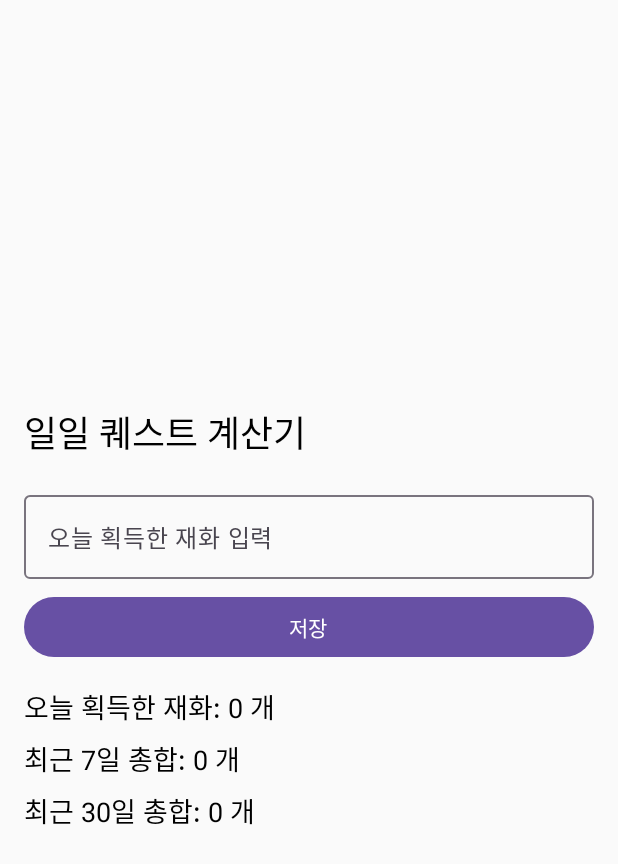
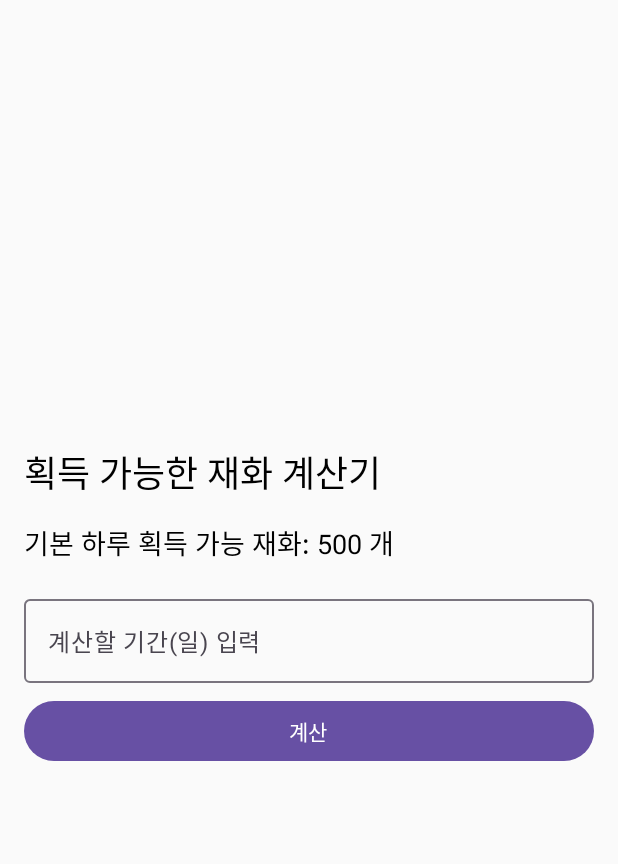
Before and after one commit to jungjae0821/ProjectArchive, an Android app built with Jetpack Compose: the screen it shows after launch (CalculatorActivity), after a tap on "계산기", on a phone screen of 412 x 824 dp. Shown: the top 864 px of the screen. Run offline under Robolectric (Android 15) with nearby library versions, the phone set to English and light mode, and no system bars.

Commit message:
기초공사중

```diff
--- a/app/src/main/java/com/example/projectarchive/CalculatorActivity.kt
+++ b/app/src/main/java/com/example/projectarchive/CalculatorActivity.kt
@@ -28,49 +28,46 @@ fun CalculatorScreen() {
     val context = LocalContext.current
     val dbHelper = remember { CurrencyDatabaseHelper(context) }
 
-    var currencyInput by remember { mutableStateOf("") } // 사용자가 입력한 재화 값
-    var todayCurrency by remember { mutableStateOf(dbHelper.getTodayCurrency()) } // 오늘 획득한 재화
-    var weeklyTotal by remember { mutableStateOf(dbHelper.getTotalCurrency(7)) } // 최근 7일 총합
-    var monthlyTotal by remember { mutableStateOf(dbHelper.getTotalCurrency(30)) } // 최근 30일 총합
+    val dailyCurrency = dbHelper.getDailyCurrency() // ✅ 하루 획득 가능 재화 가져오기
+    var daysInput by remember { mutableStateOf("") } // 사용자가 입력한 일 수
+    var totalCurrency by remember { mutableStateOf(0) } // 계산된 총 재화량
 
     Column(
         modifier = Modifier.fillMaxSize().padding(16.dp),
         verticalArrangement = Arrangement.Center
     ) {
-        Text(text = "일일 퀘스트 계산기", fontSize = 24.sp, modifier = Modifier.padding(bottom = 16.dp))
+        Text(text = "획득 가능한 재화 계산기", fontSize = 24.sp, modifier = Modifier.padding(bottom = 16.dp))
 
-        // ✅ 재화 입력 필드 ✅
+        Text(text = "기본 하루 획득 가능 재화: $dailyCurrency 개", fontSize = 18.sp, modifier = Modifier.padding(bottom = 16.dp))
+
+        // ✅ 기간 입력 필드 ✅
         OutlinedTextField(
-            value = currencyInput,
-            onValueChange = { currencyInput = it },
-            label = { Text("오늘 획득한 재화 입력") },
+            value = daysInput,
+            onValueChange = { daysInput = it },
+            label = { Text("계산할 기간(일) 입력") },
             keyboardOptions = KeyboardOptions.Default.copy(keyboardType = KeyboardType.Number),
             modifier = Modifier.fillMaxWidth().padding(bottom = 8.dp)
         )
 
-        // ✅ 저장 버튼 ✅
+        // ✅ 계산 버튼 ✅
         Button(
             onClick = {
-                val amount = currencyInput.toIntOrNull()
-                if (amount != null && amount >= 0) {
-                    dbHelper.insertOrUpdateCurrency(amount)
-                    todayCurrency = dbHelper.getTodayCurrency()
-                    weeklyTotal = dbHelper.getTotalCurrency(7)
-                    monthlyTotal = dbHelper.getTotalCurrency(30)
-                    currencyInput = ""
-                    Toast.makeText(context, "저장되었습니다!", Toast.LENGTH_SHORT).show()
+                val days = daysInput.toIntOrNull()
+                if (days != null && days > 0) {
+                    totalCurrency = dailyCurrency * days
+                    Toast.makeText(context, "계산 완료!", Toast.LENGTH_SHORT).show()
                 } else {
-                    Toast.makeText(context, "올바른 값을 입력하세요.", Toast.LENGTH_SHORT).show()
+                    Toast.makeText(context, "올바른 기간을 입력하세요.", Toast.LENGTH_SHORT).show()
                 }
             },
             modifier = Modifier.fillMaxWidth().padding(bottom = 16.dp)
         ) {
-            Text("저장")
+            Text("계산")
         }
 
-        // ✅ 데이터 표시 ✅
-        Text(text = "오늘 획득한 재화: $todayCurrency 개", fontSize = 18.sp, modifier = Modifier.padding(bottom = 8.dp))
-        Text(text = "최근 7일 총합: $weeklyTotal 개", fontSize = 18.sp, modifier = Modifier.padding(bottom = 8.dp))
-        Text(text = "최근 30일 총합: $monthlyTotal 개", fontSize = 18.sp)
+        // ✅ 결과 표시 ✅
+        if (totalCurrency > 0) {
+            Text(text = "총 획득 가능한 재화: $totalCurrency 개", fontSize = 20.sp)
+        }
     }
 }
--- a/app/src/main/java/com/example/projectarchive/SQLiteHelper.kt
+++ b/app/src/main/java/com/example/projectarchive/SQLiteHelper.kt
@@ -1,32 +1,34 @@
 package com.example.projectarchive
 
-import android.content.ContentValues
 import android.content.Context
 import android.database.sqlite.SQLiteDatabase
 import android.database.sqlite.SQLiteOpenHelper
-import java.text.SimpleDateFormat
-import java.util.*
+import android.content.ContentValues
 
-class CurrencyDatabaseHelper(context: Context) : SQLiteOpenHelper(context, DATABASE_NAME, null, DATABASE_VERSION) {
+class CurrencyDatabaseHelper(context: Context) :
+    SQLiteOpenHelper(context, DATABASE_NAME, null, DATABASE_VERSION) {
 
     companion object {
-        private const val DATABASE_NAME = "currency_db"
+        private const val DATABASE_NAME = "currency.db"
         private const val DATABASE_VERSION = 1
-        private const val TABLE_NAME = "currency_data"
+        private const val TABLE_NAME = "currency"
         private const val COLUMN_ID = "id"
-        private const val COLUMN_DATE = "date"
-        private const val COLUMN_AMOUNT = "currency"
+        private const val COLUMN_AMOUNT = "amount"
     }
 
     override fun onCreate(db: SQLiteDatabase) {
         val createTableQuery = """
             CREATE TABLE $TABLE_NAME (
                 $COLUMN_ID INTEGER PRIMARY KEY AUTOINCREMENT,
-                $COLUMN_DATE TEXT NOT NULL,
                 $COLUMN_AMOUNT INTEGER NOT NULL
-            );
+            )
         """.trimIndent()
         db.execSQL(createTableQuery)
+
+        // ✅ 기본 하루 획득 가능 재화 저장 ✅
+        val defaultAmount = 500 // 예시 값 (필요에 따라 조정)
+        val values = ContentValues().apply { put(COLUMN_AMOUNT, defaultAmount) }
+        db.insert(TABLE_NAME, null, values)
     }
 
     override fun onUpgrade(db: SQLiteDatabase, oldVersion: Int, newVersion: Int) {
@@ -34,66 +36,15 @@ class CurrencyDatabaseHelper(context: Context) : SQLiteOpenHelper(context, DATAB
         onCreate(db)
     }
 
-    // ✅ 1. 하루 재화 저장 (같은 날짜면 덮어쓰기)
-    fun insertOrUpdateCurrency(amount: Int) {
-        val db = writableDatabase
-        val date = getCurrentDate()
-
-        // 중복된 날짜가 있는지 확인
-        val cursor = db.rawQuery("SELECT * FROM $TABLE_NAME WHERE $COLUMN_DATE = ?", arrayOf(date))
-        val exists = cursor.count > 0
-        cursor.close()
-
-        val values = ContentValues().apply {
-            put(COLUMN_DATE, date)
-            put(COLUMN_AMOUNT, amount)
-        }
-
-        if (exists) {
-            db.update(TABLE_NAME, values, "$COLUMN_DATE = ?", arrayOf(date))
-        } else {
-            db.insert(TABLE_NAME, null, values)
-        }
-
-        db.close()
-    }
-
-    // ✅ 2. 특정 기간 동안의 총합 계산
-    fun getTotalCurrency(days: Int): Int {
+    // ✅ 하루 기본 재화 가져오기 ✅
+    fun getDailyCurrency(): Int {
         val db = readableDatabase
-        val calendar = Calendar.getInstance()
-        calendar.add(Calendar.DAY_OF_YEAR, -days)
-        val startDate = SimpleDateFormat("yyyy-MM-dd", Locale.getDefault()).format(calendar.time)
-
-        val query = "SELECT SUM($COLUMN_AMOUNT) FROM $TABLE_NAME WHERE $COLUMN_DATE >= ?"
-        val cursor = db.rawQuery(query, arrayOf(startDate))
-        var total = 0
-        if (cursor.moveToFirst()) {
-            total = cursor.getInt(0)
-        }
-        cursor.close()
-        db.close()
-        return total
-    }
-
-    // ✅ 3. 오늘 획득한 재화 불러오기
-    fun getTodayCurrency(): Int {
-        val db = readableDatabase
-        val query = "SELECT $COLUMN_AMOUNT FROM $TABLE_NAME WHERE $COLUMN_DATE = ?"
-        val cursor = db.rawQuery(query, arrayOf(getCurrentDate()))
-
+        val cursor = db.rawQuery("SELECT $COLUMN_AMOUNT FROM $TABLE_NAME LIMIT 1", null)
         var amount = 0
         if (cursor.moveToFirst()) {
             amount = cursor.getInt(0)
         }
-
         cursor.close()
-        db.close()
         return amount
     }
-
-    // 현재 날짜 반환 (yyyy-MM-dd)
-    private fun getCurrentDate(): String {
-        return SimpleDateFormat("yyyy-MM-dd", Locale.getDefault()).format(Date())
-    }
 }
```
